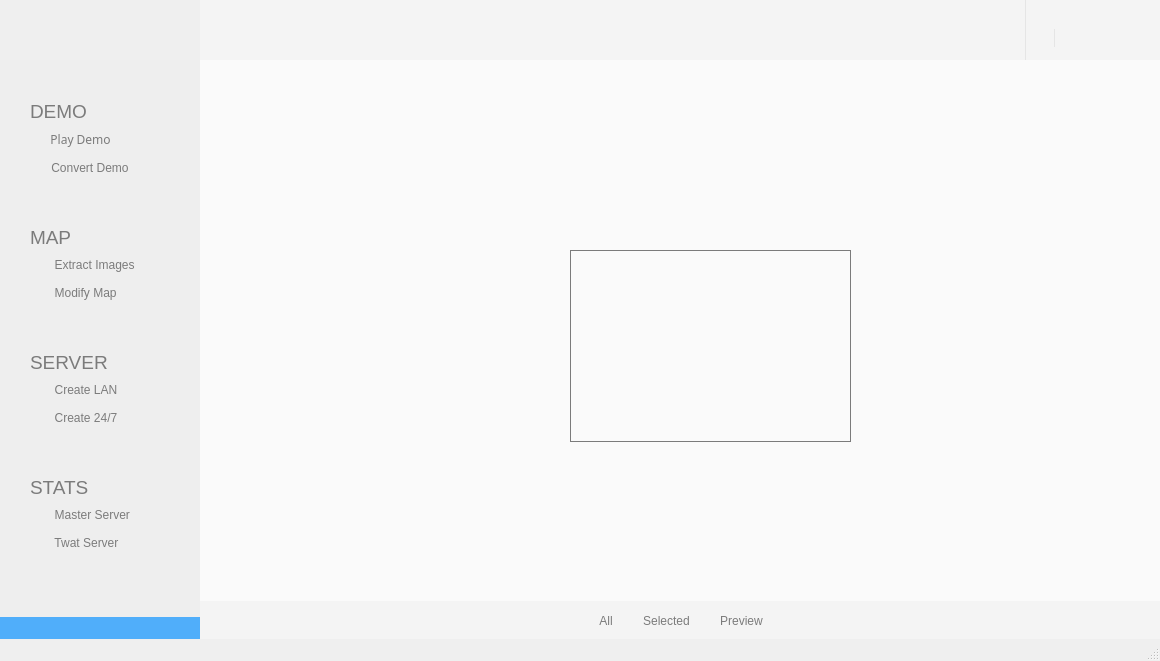
Qt form src/ui/ui_layouts/mainwindow.ui (Malekblubb/TWAT-Project) before a commit.
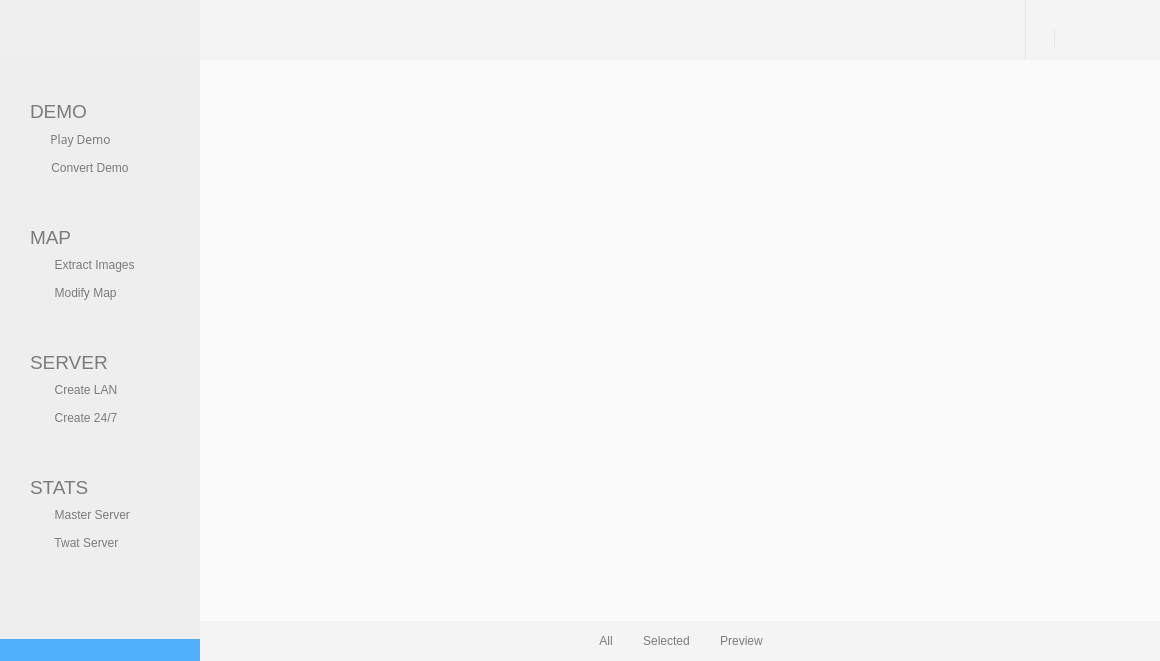
The same form after that commit. Icons and pictures are not drawn. Custom widgets are drawn as their Qt base class.

```diff
--- a/src/ui/ui_layouts/mainwindow.ui
+++ b/src/ui/ui_layouts/mainwindow.ui
@@ -1031,7 +1031,7 @@
              <property name="geometry">
               <rect>
                <x>0</x>
-               <y>541</y>
+               <y>561</y>
                <width>961</width>
                <height>41</height>
               </rect>
@@ -1170,25 +1170,6 @@
               </item>
              </layout>
             </widget>
-            <widget class="QGraphicsView" name="graphicsView">
-             <property name="geometry">
-              <rect>
-               <x>370</x>
-               <y>190</y>
-               <width>281</width>
-               <height>192</height>
-              </rect>
-             </property>
-             <property name="styleSheet">
-              <string notr="true">border:1px solid #7b7b7b</string>
-             </property>
-             <property name="frameShape">
-              <enum>QFrame::NoFrame</enum>
-             </property>
-             <property name="frameShadow">
-              <enum>QFrame::Plain</enum>
-             </property>
-            </widget>
            </widget>
            <widget class="QWidget" name="pageModifyMap"/>
            <widget class="QWidget" name="pageCreateLan"/>
@@ -1205,7 +1186,6 @@
     </item>
    </layout>
   </widget>
-  <widget class="QStatusBar" name="statusBar"/>
  </widget>
  <layoutdefault spacing="6" margin="11"/>
  <customwidgets>
```
